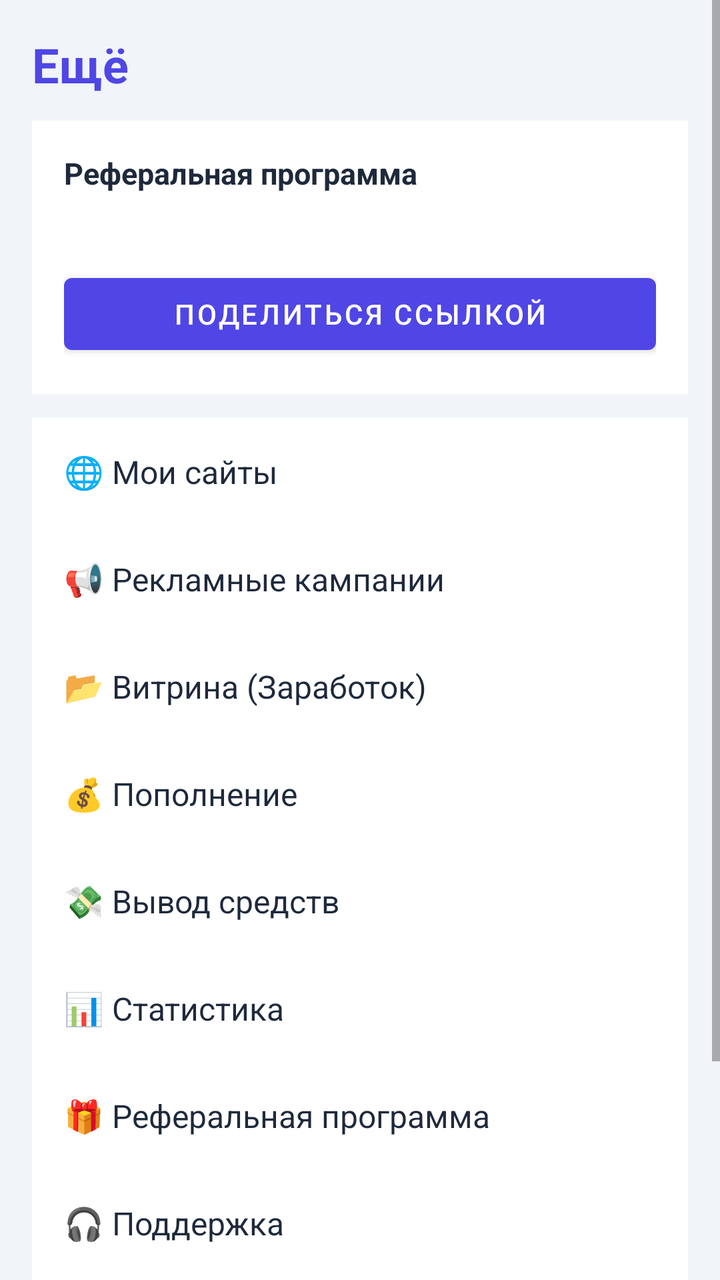
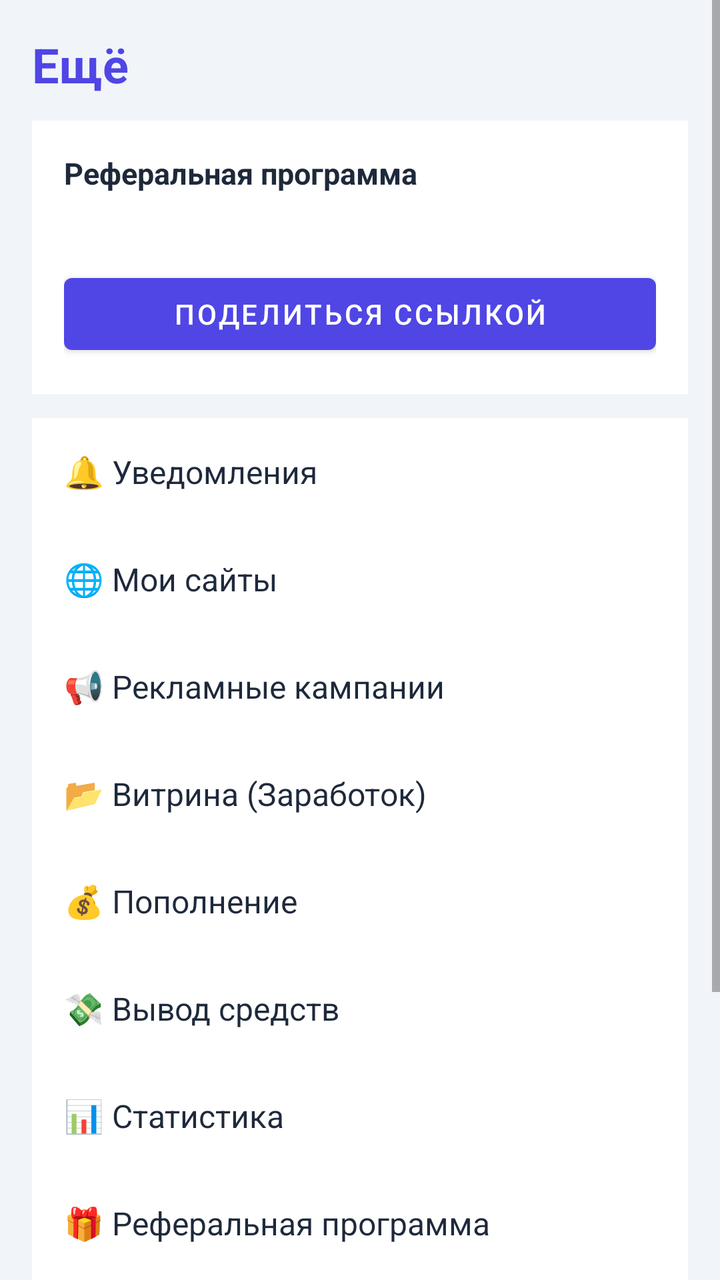

Two renders of the same Android screen: before a commit and after it. Below are the layout's source before the change and the commit's diff.
<!-- AndroidManifest.xml: application theme Theme.AdLinkPro -->
<!-- res/layout/fragment_more.xml -->
<?xml version="1.0" encoding="utf-8"?>
<ScrollView xmlns:android="http://schemas.android.com/apk/res/android"
    android:layout_width="match_parent"
    android:layout_height="match_parent"
    android:background="@color/bg_light"
    android:fillViewport="true">

    <LinearLayout
        android:layout_width="match_parent"
        android:layout_height="wrap_content"
        android:orientation="vertical"
        android:padding="16dp">

        <TextView
            android:layout_width="match_parent"
            android:layout_height="wrap_content"
            android:text="Ещё"
            android:textColor="@color/primary"
            android:textSize="24sp"
            android:textStyle="bold"
            android:layout_marginBottom="12dp"/>

        <LinearLayout
            android:layout_width="match_parent"
            android:layout_height="wrap_content"
            android:orientation="vertical"
            android:background="@color/white"
            android:padding="16dp">

            <TextView
                android:layout_width="match_parent"
                android:layout_height="wrap_content"
                android:text="Реферальная программа"
                android:textColor="@color/text_main"
                android:textSize="15sp"
                android:textStyle="bold"/>

            <TextView
                android:id="@+id/tv_referral"
                android:layout_width="match_parent"
                android:layout_height="wrap_content"
                android:textColor="@color/primary"
                android:textSize="18sp"
                android:textStyle="bold"
                android:layout_marginTop="4dp"/>

            <Button
                android:id="@+id/btn_share"
                android:layout_width="match_parent"
                android:layout_height="wrap_content"
                android:layout_marginTop="8dp"
                android:text="Поделиться ссылкой"/>
        </LinearLayout>

        <LinearLayout
            android:layout_width="match_parent"
            android:layout_height="wrap_content"
            android:orientation="vertical"
            android:background="@color/white"
            android:layout_marginTop="12dp">

            <TextView android:id="@+id/row_sites"     android:layout_width="match_parent" android:layout_height="wrap_content" android:padding="16dp" android:text="🌐 Мои сайты"              android:textColor="@color/text_main" android:textSize="16sp"/>
            <TextView android:id="@+id/row_campaigns" android:layout_width="match_parent" android:layout_height="wrap_content" android:padding="16dp" android:text="📢 Рекламные кампании"    android:textColor="@color/text_main" android:textSize="16sp"/>
            <TextView android:id="@+id/row_showcase"  android:layout_width="match_parent" android:layout_height="wrap_content" android:padding="16dp" android:text="📂 Витрина (Заработок)"   android:textColor="@color/text_main" android:textSize="16sp"/>
            <TextView android:id="@+id/row_deposit"   android:layout_width="match_parent" android:layout_height="wrap_content" android:padding="16dp" android:text="💰 Пополнение"            android:textColor="@color/text_main" android:textSize="16sp"/>
            <TextView android:id="@+id/row_withdraw"  android:layout_width="match_parent" android:layout_height="wrap_content" android:padding="16dp" android:text="💸 Вывод средств"         android:textColor="@color/text_main" android:textSize="16sp"/>
            <TextView android:id="@+id/row_stats"     android:layout_width="match_parent" android:layout_height="wrap_content" android:padding="16dp" android:text="📊 Статистика"            android:textColor="@color/text_main" android:textSize="16sp"/>
            <TextView android:id="@+id/row_ref"       android:layout_width="match_parent" android:layout_height="wrap_content" android:padding="16dp" android:text="🎁 Реферальная программа" android:textColor="@color/text_main" android:textSize="16sp"/>
            <TextView android:id="@+id/row_support"   android:layout_width="match_parent" android:layout_height="wrap_content" android:padding="16dp" android:text="🎧 Поддержка"             android:textColor="@color/text_main" android:textSize="16sp"/>
            <TextView android:id="@+id/row_about"     android:layout_width="match_parent" android:layout_height="wrap_content" android:padding="16dp" android:text="⭐ О платформе"           android:textColor="@color/text_main" android:textSize="16sp"/>
        </LinearLayout>

        <Button
            android:id="@+id/btn_logout"
            android:layout_width="match_parent"
            android:layout_height="wrap_content"
            android:layout_marginTop="16dp"
            android:text="Выйти"/>
    </LinearLayout>
</ScrollView>
<!-- resources referenced by this layout -->
<resources>
  <color name="bg_light">#f1f5f9</color>
  <color name="primary">#4f46e5</color>
  <color name="text_main">#1e293b</color>
  <color name="white">#ffffff</color>
  <style name="Theme.AdLinkPro" parent="Theme.MaterialComponents.DayNight.NoActionBar">
          <item name="colorPrimary">@color/primary</item>
          <item name="colorPrimaryDark">@color/primaryDark</item>
          <item name="colorSecondary">@color/accent</item>
          <item name="android:windowBackground">@color/bgLight</item>
      </style>
  <color name="primaryDark">#4338ca</color>
  <color name="accent">#4f46e5</color>
  <color name="bgLight">#f1f5f9</color>
</resources>

<!-- the commit's change to res/layout/fragment_more.xml (unified diff, before → after) -->
@@ -59,6 +59,7 @@
             android:background="@color/white"
             android:layout_marginTop="12dp">
 
+            <TextView android:id="@+id/row_notif"     android:layout_width="match_parent" android:layout_height="wrap_content" android:padding="16dp" android:text="🔔 Уведомления"            android:textColor="@color/text_main" android:textSize="16sp"/>
             <TextView android:id="@+id/row_sites"     android:layout_width="match_parent" android:layout_height="wrap_content" android:padding="16dp" android:text="🌐 Мои сайты"              android:textColor="@color/text_main" android:textSize="16sp"/>
             <TextView android:id="@+id/row_campaigns" android:layout_width="match_parent" android:layout_height="wrap_content" android:padding="16dp" android:text="📢 Рекламные кампании"    android:textColor="@color/text_main" android:textSize="16sp"/>
             <TextView android:id="@+id/row_showcase"  android:layout_width="match_parent" android:layout_height="wrap_content" android:padding="16dp" android:text="📂 Витрина (Заработок)"   android:textColor="@color/text_main" android:textSize="16sp"/>
